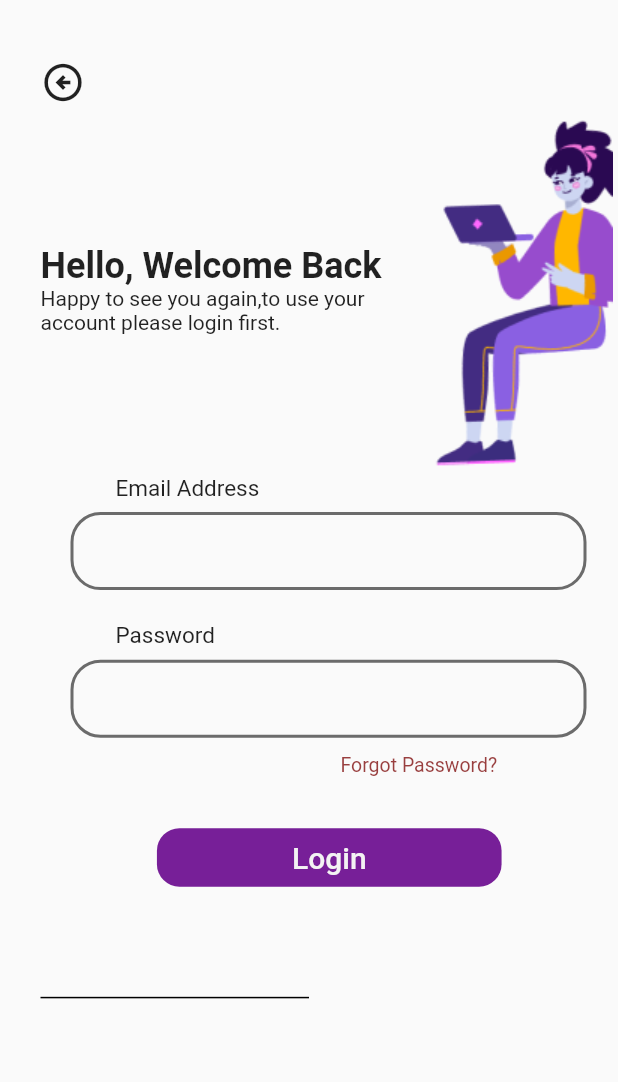
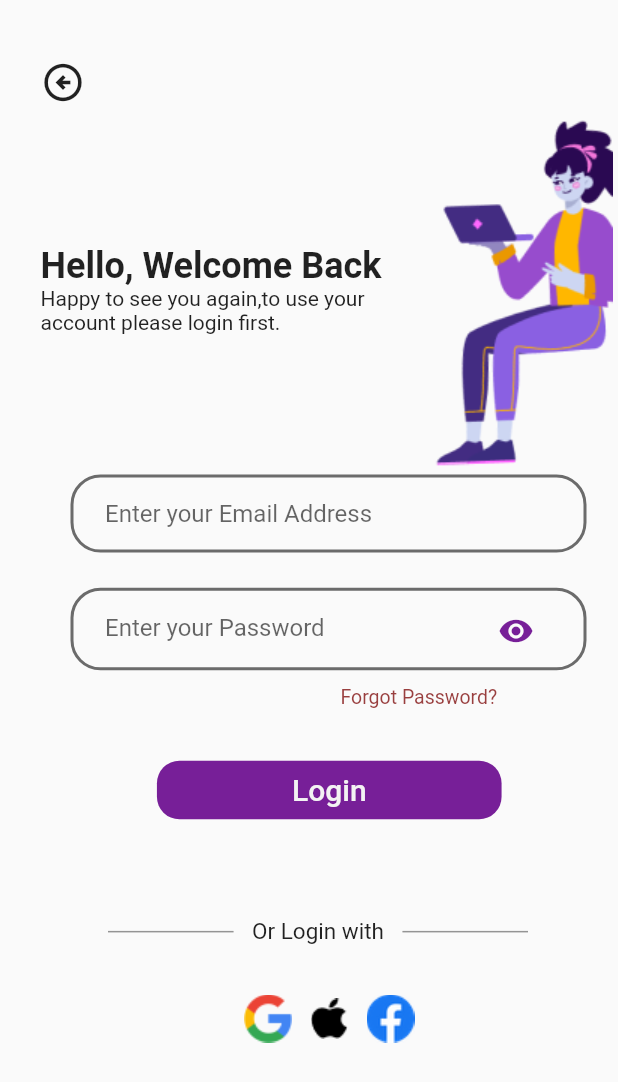
Before and after one commit to hamxamehboob/chat-app, a Flutter app: the screen it shows after launch, on a phone screen of 412 x 824 dp. Shown: the top 1082 px of the screen. Run offline on Flutter 3.47's test engine with Material 2 defaults, Android fonts, the phone set to English and light mode, and no system bars; our stand-ins replace smooth_page_indicator.

Commit message:
Update Login Screen

```diff
--- a/lib/screens/login_screen.dart
+++ b/lib/screens/login_screen.dart
@@ -3,8 +3,15 @@ import 'package:chat_app/widgets/text_button.dart';
 import 'package:chat_app/widgets/text_input_field.dart';
 import 'package:flutter/material.dart';
 
-class Login extends StatelessWidget {
+class Login extends StatefulWidget {
   const Login({Key? key}) : super(key: key);
+
+  @override
+  State<Login> createState() => _LoginState();
+}
+
+class _LoginState extends State<Login> {
+  bool _isObscure = true;
 
   @override
   Widget build(BuildContext context) {
@@ -12,6 +19,7 @@ class Login extends StatelessWidget {
     double screenWeight = MediaQuery.of(context).size.width;
     return SafeArea(
       child: Scaffold(
+        resizeToAvoidBottomInset: false,
         body: Padding(
           padding: const EdgeInsets.only(left: 27, top: 40),
           child: Column(
@@ -45,32 +53,63 @@ class Login extends StatelessWidget {
                     ],
                   ),
                   Expanded(
-                      child:
-                          Image.asset("assets/images/LoginScreen_image.png")),
+                    child: Image.asset("assets/images/LoginScreen_image.png"),
+                  ),
                 ],
               ),
-              Padding(
-                padding: const EdgeInsets.only(left: 50),
-                child: Text(
-                  "Email Address",
-                  style: TextStyle(fontSize: 15, fontWeight: FontWeight.w400),
+              Container(
+                padding: EdgeInsets.only(left: 21, right: 21),
+                margin: EdgeInsets.only(left: 20, right: 21),
+                decoration: BoxDecoration(
+                  borderRadius: BorderRadius.circular(20),
+                  border: Border.all(color: Color(0xFF6B6B6B), width: 2),
+                ),
+                child: TextFormField(
+                  keyboardType: TextInputType.emailAddress,
+                  decoration: InputDecoration(
+                      border: InputBorder.none,
+                      hintText: "Enter your Email Address"),
                 ),
               ),
-              TextInputField(),
               SizedBox(
-                height: screenHeight * 0.026,
+                height: screenHeight * 0.02,
               ),
               Padding(
-                padding: const EdgeInsets.only(left: 50),
-                child: Text(
-                  "Password",
-                  style: TextStyle(fontSize: 15, fontWeight: FontWeight.w400),
+                padding: const EdgeInsets.only(top: 7),
+                child: Container(
+                  padding: EdgeInsets.only(left: 21, right: 21, top: 3),
+                  margin: EdgeInsets.only(left: 20, right: 21),
+                  decoration: BoxDecoration(
+                      borderRadius: BorderRadius.circular(20),
+                      border: Border.all(color: Color(0xFF6B6B6B), width: 2)),
+                  child: TextFormField(
+                    keyboardType: TextInputType.emailAddress,
+                    obscureText: _isObscure,
+                    decoration: InputDecoration(
+                      border: InputBorder.none,
+                      hintText: "Enter your Password",
+                      suffixIcon: IconButton(
+                        color: Color(0xFF771F98),
+                        icon: Icon(
+                          _isObscure ? Icons.visibility : Icons.visibility_off,
+                        ),
+                        onPressed: () {
+                          setState(
+                            () {
+                              _isObscure = !_isObscure;
+                            },
+                          );
+                        },
+                      ),
+                    ),
+                  ),
                 ),
               ),
-              TextInputField(),
-              SizedBox(height: screenHeight * 0.013,),
+              SizedBox(
+                height: screenHeight * 0.013,
+              ),
               Padding(
-                padding: const EdgeInsets.only(left:200,right:29 ),
+                padding: const EdgeInsets.only(left: 200, right: 29),
                 child: Text(
                   "Forgot Password?",
                   style: TextStyle(
@@ -79,13 +118,59 @@ class Login extends StatelessWidget {
                       fontSize: 13),
                 ),
               ),
-              SizedBox(height: screenHeight * 0.042,),
-              ActionButton(label: 'Login',),
-              SizedBox(height: screenHeight * 0.08,),
-              Divider(
-                color: Colors.black,thickness: 1,
-                endIndent: screenWeight * 0.5 ,
+              SizedBox(
+                height: screenHeight * 0.042,
               ),
+              ActionButton(
+                label: 'Login',
+              ),
+              SizedBox(
+                height: screenHeight * 0.08,
+              ),
+              Padding(
+                padding: const EdgeInsets.only(left: 45, right: 60),
+                child: Row(
+                  children: [
+                    Expanded(
+                      child: Divider(color: Color(0xFF949494), thickness: 1),
+                    ),
+                    SizedBox(
+                      width: screenWeight * 0.03,
+                    ),
+                    Text(
+                      "Or Login with",
+                      style:
+                          TextStyle(fontSize: 15, fontWeight: FontWeight.w400),
+                    ),
+                    SizedBox(
+                      width: screenWeight * 0.03,
+                    ),
+                    Expanded(
+                      child: Divider(
+                        color: Color(0xFF949494),
+                        thickness: 1,
+                      ),
+                    ),
+                  ],
+                ),
+              ),
+              SizedBox(
+                height: screenHeight * 0.04,
+              ),
+              Row(
+                mainAxisAlignment: MainAxisAlignment.center,
+                children: [
+                  Image.asset("assets/images/google_icon.png"),
+                  SizedBox(
+                    width: screenWeight * 0.03,
+                  ),
+                  Image.asset("assets/images/iphone_icon.png"),
+                  SizedBox(
+                    width: screenWeight * 0.03,
+                  ),
+                  Image.asset("assets/images/fb_icon.png"),
+                ],
+              )
             ],
           ),
         ),
--- a/lib/widgets/text_input_field.dart
+++ b/lib/widgets/text_input_field.dart
@@ -1,8 +1,14 @@
 import 'package:flutter/material.dart';
 
-class TextInputField extends StatelessWidget {
-  const TextInputField({Key? key}) : super(key: key);
+class TextInputField extends StatefulWidget {
+   TextInputField({Key? key}) : super(key: key);
+  @override
+  State<TextInputField> createState() => _TextInputFieldState();
 
+}
+
+class _TextInputFieldState extends State<TextInputField> {
+  bool _isObscure = true;
   @override
   Widget build(BuildContext context) {
     return Padding(
@@ -14,6 +20,8 @@ class TextInputField extends StatelessWidget {
             borderRadius: BorderRadius.circular(20),
             border: Border.all(color: Color(0xFF6B6B6B), width: 2)),
         child: TextFormField(
+          keyboardType: TextInputType.emailAddress,
+          obscureText: _isObscure,
           decoration: InputDecoration(border: InputBorder.none),
         ),
       ),
--- a/pubspec.yaml
+++ b/pubspec.yaml
@@ -65,6 +65,9 @@ flutter:
      - assets/images/Splash_image3.jpg
      - assets/images/Splash_image4.png
      - assets/images/LoginScreen_image.png
+     - assets/images/google_icon.png
+     - assets/images/fb_icon.png
+     - assets/images/iphone_icon.png
 
   # An image asset can refer to one or more resolution-specific "variants", see
   # https://flutter.dev/assets-and-images/#resolution-aware
```
Also changed, not shown: assets/images/fb_icon.png (added), assets/images/google_icon.png (added), assets/images/iphone_icon.png (added).
